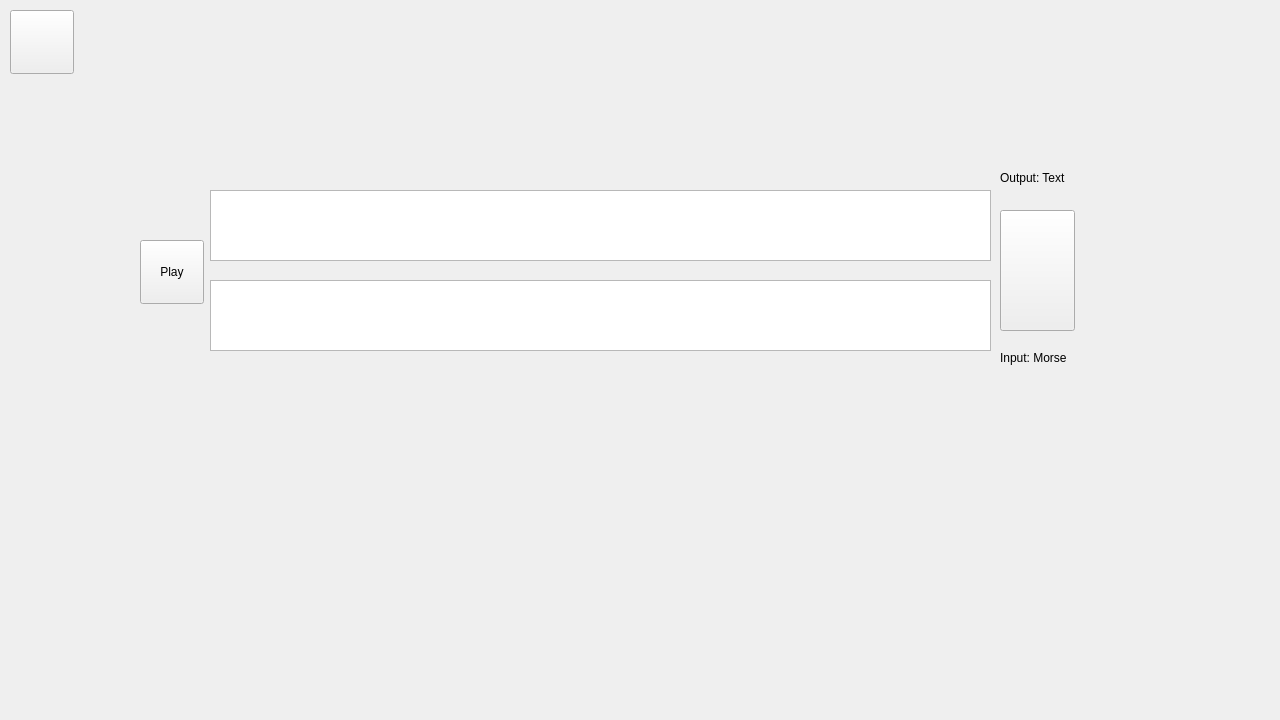
Old version of the form MorseCodeLearner/translatorwindow.ui in the repository UofU-CS3505/cs3505-assignment9-the_tigers.
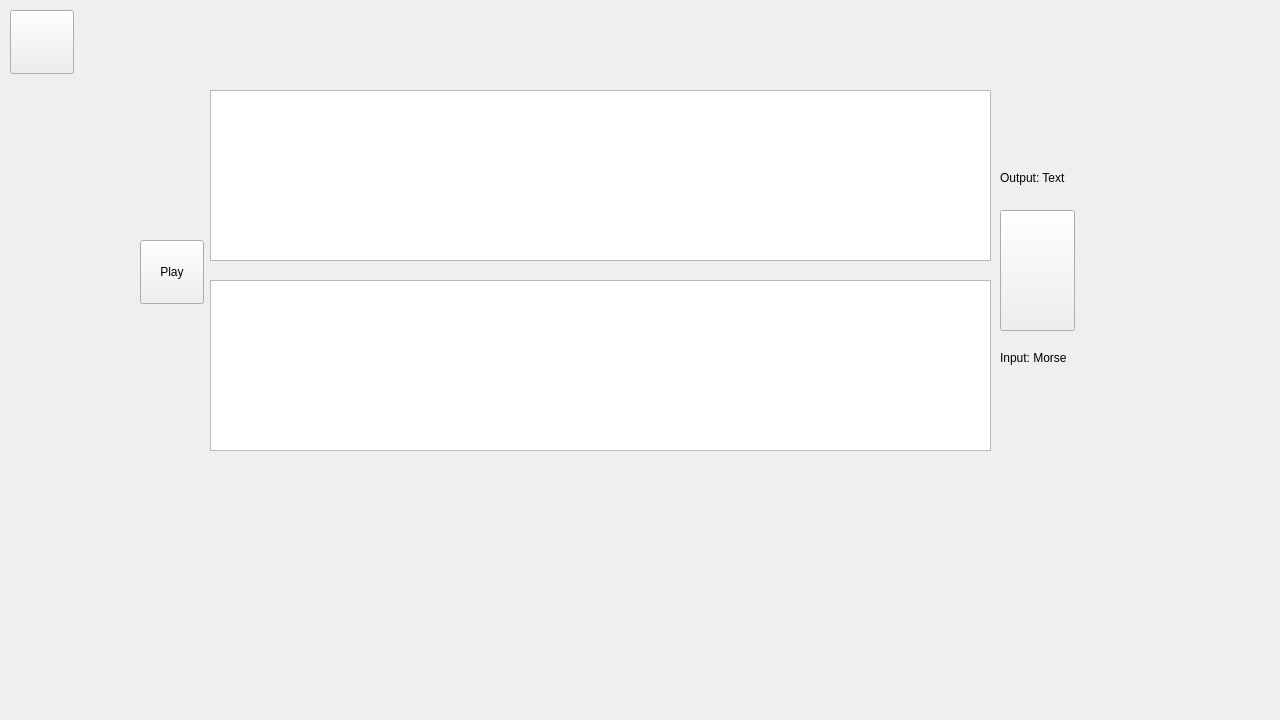
New version of the form.

The edit to the form file:
```diff
--- a/MorseCodeLearner/translatorwindow.ui
+++ b/MorseCodeLearner/translatorwindow.ui
@@ -39,9 +39,9 @@
    <property name="geometry">
     <rect>
      <x>210</x>
-     <y>190</y>
+     <y>90</y>
      <width>781</width>
-     <height>71</height>
+     <height>171</height>
     </rect>
    </property>
    <property name="font">
@@ -59,7 +59,7 @@
      <x>210</x>
      <y>280</y>
      <width>781</width>
-     <height>71</height>
+     <height>171</height>
     </rect>
    </property>
    <property name="font">
```
Left out of the diff: 5 changed lines with no effect on the pictures.
